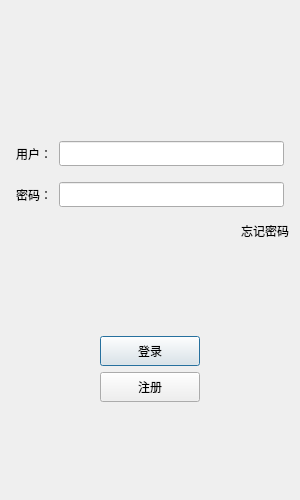
Baidou2Star/MindChat, file myChatQT/logindialog.ui: the form before one commit.
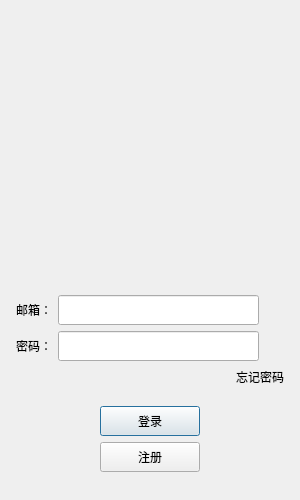
The form after the commit. Icons and pictures are not drawn. Custom widgets are drawn as their Qt base class.

```diff
--- a/myChatQT/logindialog.ui
+++ b/myChatQT/logindialog.ui
@@ -25,14 +25,66 @@
   <property name="windowTitle">
    <string>myChat</string>
   </property>
-  <layout class="QGridLayout" name="gridLayout">
-   <item row="0" column="0">
-    <layout class="QVBoxLayout" name="verticalLayout">
+  <layout class="QVBoxLayout" name="verticalLayout_3">
+   <item>
+    <layout class="QVBoxLayout" name="verticalLayout_2">
+     <property name="leftMargin">
+      <number>5</number>
+     </property>
+     <property name="topMargin">
+      <number>5</number>
+     </property>
+     <property name="rightMargin">
+      <number>5</number>
+     </property>
+     <property name="bottomMargin">
+      <number>5</number>
+     </property>
      <item>
-      <widget class="QWidget" name="widget" native="true">
-       <layout class="QGridLayout" name="gridLayout_2">
-        <item row="0" column="0">
-         <widget class="QLabel" name="label">
+      <widget class="QLabel" name="err_tip">
+       <property name="minimumSize">
+        <size>
+         <width>0</width>
+         <height>25</height>
+        </size>
+       </property>
+       <property name="maximumSize">
+        <size>
+         <width>16777215</width>
+         <height>25</height>
+        </size>
+       </property>
+       <property name="text">
+        <string/>
+       </property>
+       <property name="alignment">
+        <set>Qt::AlignCenter</set>
+       </property>
+      </widget>
+     </item>
+     <item>
+      <widget class="QWidget" name="head_widget" native="true">
+       <property name="minimumSize">
+        <size>
+         <width>200</width>
+         <height>230</height>
+        </size>
+       </property>
+       <layout class="QGridLayout" name="gridLayout">
+        <item row="1" column="0">
+         <widget class="QLabel" name="head_label">
+          <property name="minimumSize">
+           <size>
+            <width>200</width>
+            <height>200</height>
+           </size>
+          </property>
+          <property name="maximumSize">
+           <size>
+            <width>200</width>
+            <height>200</height>
+           </size>
+          </property>
           <property name="text">
            <string/>
           </property>
@@ -48,7 +100,7 @@
       </widget>
      </item>
      <item>
-      <spacer name="verticalSpacer_2">
+      <spacer name="verticalSpacer_3">
        <property name="orientation">
         <enum>Qt::Vertical</enum>
        </property>
@@ -60,77 +112,63 @@
        </property>
       </spacer>
      </item>
-     <item>
-      <layout class="QHBoxLayout" name="horizontalLayout">
-       <property name="spacing">
-        <number>7</number>
-       </property>
-       <property name="leftMargin">
-        <number>5</number>
-       </property>
-       <property name="topMargin">
-        <number>5</number>
-       </property>
-       <property name="rightMargin">
-        <number>5</number>
-       </property>
-       <property name="bottomMargin">
-        <number>5</number>
-       </property>
-       <item>
-        <widget class="QLabel" name="user_label">
-         <property name="minimumSize">
-          <size>
-           <width>0</width>
-           <height>25</height>
-          </size>
-         </property>
-         <property name="maximumSize">
-          <size>
-           <width>16777215</width>
-           <height>25</height>
-          </size>
-         </property>
-         <property name="text">
-          <string>用户：</string>
-         </property>
-        </widget>
-       </item>
-       <item>
-        <widget class="QLineEdit" name="user_edit">
-         <property name="minimumSize">
-          <size>
-           <width>0</width>
-           <height>25</height>
-          </size>
-         </property>
-         <property name="maximumSize">
-          <size>
-           <width>16777215</width>
-           <height>25</height>
-          </size>
-         </property>
-        </widget>
-       </item>
-      </layout>
-     </item>
      <item>
       <layout class="QHBoxLayout" name="horizontalLayout_2">
-       <property name="spacing">
-        <number>7</number>
-       </property>
-       <property name="leftMargin">
-        <number>5</number>
-       </property>
-       <property name="topMargin">
-        <number>5</number>
-       </property>
-       <property name="rightMargin">
-        <number>5</number>
-       </property>
-       <property name="bottomMargin">
-        <number>5</number>
-       </property>
+       <item>
+        <widget class="QLabel" name="email_lb">
+         <property name="minimumSize">
+          <size>
+           <width>0</width>
+           <height>25</height>
+          </size>
+         </property>
+         <property name="maximumSize">
+          <size>
+           <width>16777215</width>
+           <height>25</height>
+          </size>
+         </property>
+         <property name="text">
+          <string>邮箱：</string>
+         </property>
+        </widget>
+       </item>
+       <item>
+        <widget class="QLineEdit" name="email_edit">
+         <property name="minimumSize">
+          <size>
+           <width>0</width>
+           <height>30</height>
+          </size>
+         </property>
+         <property name="maximumSize">
+          <size>
+           <width>16777215</width>
+           <height>30</height>
+          </size>
+         </property>
+        </widget>
+       </item>
+       <item>
+        <spacer name="horizontalSpacer_6">
+         <property name="orientation">
+          <enum>Qt::Horizontal</enum>
+         </property>
+         <property name="sizeType">
+          <enum>QSizePolicy::Fixed</enum>
+         </property>
+         <property name="sizeHint" stdset="0">
+          <size>
+           <width>25</width>
+           <height>20</height>
+          </size>
+         </property>
+        </spacer>
+       </item>
+      </layout>
+     </item>
+     <item>
+      <layout class="QHBoxLayout" name="horizontalLayout_3">
        <item>
         <widget class="QLabel" name="pass_label">
          <property name="minimumSize">
@@ -155,21 +193,37 @@
          <property name="minimumSize">
           <size>
            <width>0</width>
-           <height>25</height>
+           <height>30</height>
           </size>
          </property>
          <property name="maximumSize">
           <size>
            <width>16777215</width>
-           <height>25</height>
+           <height>30</height>
           </size>
          </property>
         </widget>
        </item>
+       <item>
+        <spacer name="horizontalSpacer_7">
+         <property name="orientation">
+          <enum>Qt::Horizontal</enum>
+         </property>
+         <property name="sizeType">
+          <enum>QSizePolicy::Fixed</enum>
+         </property>
+         <property name="sizeHint" stdset="0">
+          <size>
+           <width>25</width>
+           <height>20</height>
+          </size>
+         </property>
+        </spacer>
+       </item>
       </layout>
      </item>
      <item>
-      <layout class="QHBoxLayout" name="horizontalLayout_3">
+      <layout class="QHBoxLayout" name="horizontalLayout_4">
        <item>
         <spacer name="horizontalSpacer">
          <property name="orientation">
@@ -184,19 +238,7 @@
         </spacer>
        </item>
        <item>
-        <widget class="QLabel" name="forget_label">
-         <property name="minimumSize">
-          <size>
-           <width>0</width>
-           <height>25</height>
-          </size>
-         </property>
-         <property name="maximumSize">
-          <size>
-           <width>16777215</width>
-           <height>25</height>
-          </size>
-         </property>
+        <widget class="ClickedLabel" name="forget_label">
          <property name="text">
           <string>忘记密码</string>
          </property>
@@ -205,7 +247,7 @@
       </layout>
      </item>
      <item>
-      <spacer name="verticalSpacer">
+      <spacer name="verticalSpacer_2">
        <property name="orientation">
         <enum>Qt::Vertical</enum>
        </property>
@@ -217,55 +259,6 @@
        </property>
       </spacer>
      </item>
-     <item>
-      <layout class="QHBoxLayout" name="horizontalLayout_4">
-       <item>
-        <spacer name="horizontalSpacer_4">
-         <property name="orientation">
-          <enum>Qt::Horizontal</enum>
-         </property>
-         <property name="sizeHint" stdset="0">
-          <size>
-           <width>40</width>
-           <height>20</height>
-          </size>
-         </property>
-        </spacer>
-       </item>
-       <item>
-        <widget class="QPushButton" name="login_btn">
-         <property name="minimumSize">
-          <size>
-           <width>100</width>
-           <height>30</height>
-          </size>
-         </property>
-         <property name="maximumSize">
-          <size>
-           <width>100</width>
-           <height>30</height>
-          </size>
-         </property>
-         <property name="text">
-          <string>登录</string>
-         </property>
-        </widget>
-       </item>
-       <item>
-        <spacer name="horizontalSpacer_5">
-         <property name="orientation">
-          <enum>Qt::Horizontal</enum>
-         </property>
-         <property name="sizeHint" stdset="0">
-          <size>
-           <width>40</width>
-           <height>20</height>
-          </size>
-         </property>
-        </spacer>
-       </item>
-      </layout>
-     </item>
      <item>
       <layout class="QHBoxLayout" name="horizontalLayout_5">
        <item>
@@ -282,6 +275,49 @@
         </spacer>
        </item>
        <item>
+        <widget class="QPushButton" name="login_btn">
+         <property name="minimumSize">
+          <size>
+           <width>100</width>
+           <height>30</height>
+          </size>
+         </property>
+         <property name="text">
+          <string>登录</string>
+         </property>
+        </widget>
+       </item>
+       <item>
+        <spacer name="horizontalSpacer_3">
+         <property name="orientation">
+          <enum>Qt::Horizontal</enum>
+         </property>
+         <property name="sizeHint" stdset="0">
+          <size>
+           <width>40</width>
+           <height>20</height>
+          </size>
+         </property>
+        </spacer>
+       </item>
+      </layout>
+     </item>
+     <item>
+      <layout class="QHBoxLayout" name="horizontalLayout_6">
+       <item>
+        <spacer name="horizontalSpacer_4">
+         <property name="orientation">
+          <enum>Qt::Horizontal</enum>
+         </property>
+         <property name="sizeHint" stdset="0">
+          <size>
+           <width>40</width>
+           <height>20</height>
+          </size>
+         </property>
+        </spacer>
+       </item>
+       <item>
         <widget class="QPushButton" name="reg_btn">
          <property name="minimumSize">
           <size>
@@ -289,19 +325,13 @@
            <height>30</height>
           </size>
          </property>
-         <property name="maximumSize">
-          <size>
-           <width>100</width>
-           <height>30</height>
-          </size>
-         </property>
          <property name="text">
           <string>注册</string>
          </property>
         </widget>
        </item>
        <item>
-        <spacer name="horizontalSpacer_3">
+        <spacer name="horizontalSpacer_5">
          <property name="orientation">
           <enum>Qt::Horizontal</enum>
          </property>
@@ -316,7 +346,7 @@
       </layout>
      </item>
      <item>
-      <spacer name="verticalSpacer_3">
+      <spacer name="verticalSpacer">
        <property name="orientation">
         <enum>Qt::Vertical</enum>
        </property>
@@ -332,8 +362,13 @@
    </item>
   </layout>
  </widget>
- <resources>
-  <include location="rc.qrc"/>
- </resources>
+ <customwidgets>
+  <customwidget>
+   <class>ClickedLabel</class>
+   <extends>QLabel</extends>
+   <header>clickedlabel.h</header>
+  </customwidget>
+ </customwidgets>
+ <resources/>
  <connections/>
 </ui>
```
Left out of the diff: 8 changed lines with no effect on the pictures.
